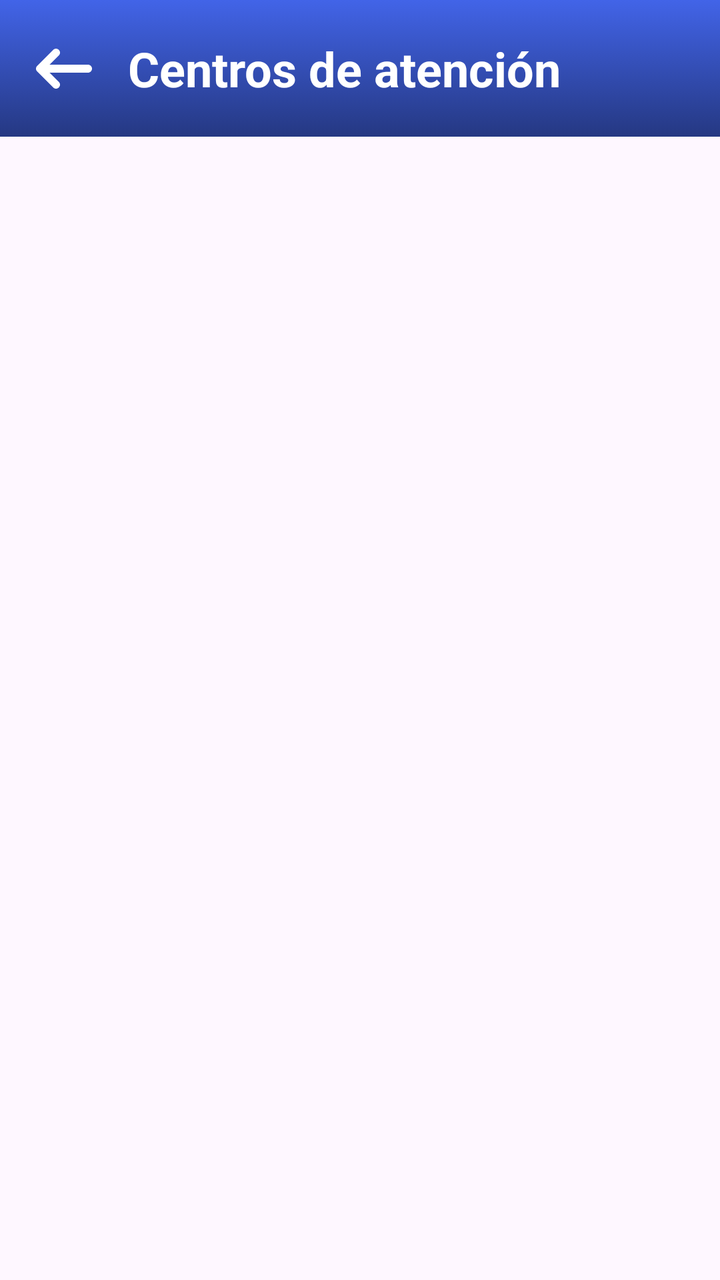
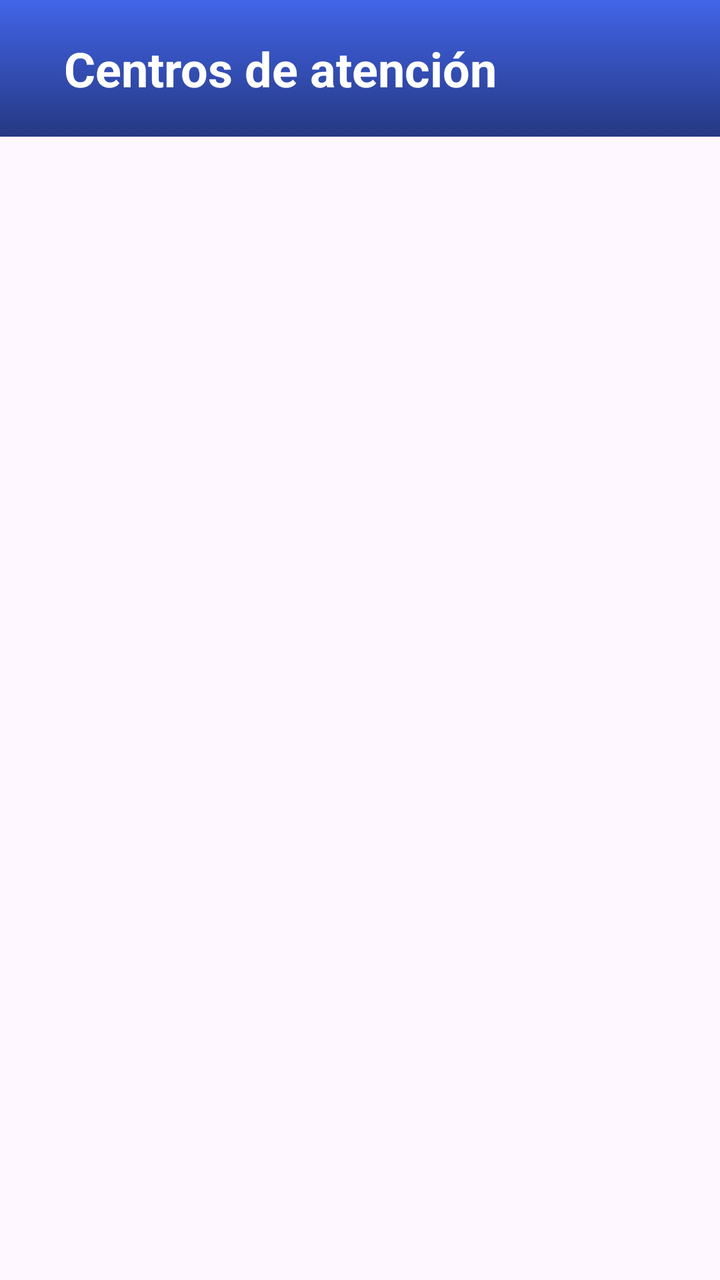

The first picture is an Android layout as it rendered before a commit; the second is the same layout after the commit. The layout source and the unified diff follow.
<!-- AndroidManifest.xml: application theme Theme.ReparApp -->
<!-- res/layout/fragment_ubication.xml -->
<?xml version="1.0" encoding="utf-8"?>
<LinearLayout xmlns:android="http://schemas.android.com/apk/res/android"
    xmlns:tools="http://schemas.android.com/tools"
    android:layout_width="match_parent"
    android:layout_height="match_parent"
    xmlns:app="http://schemas.android.com/apk/res-auto"
    android:orientation="vertical">

    <androidx.constraintlayout.widget.ConstraintLayout
        android:id="@+id/headerLayout"
        android:layout_width="match_parent"
        android:layout_height="wrap_content"
        android:background="@drawable/bg_fondo"
        android:gravity="center_vertical"
        android:orientation="horizontal"
        android:paddingHorizontal="16dp"
        android:paddingVertical="18dp"
        >

        <ImageView
            android:id="@+id/img_flecha_back"
            android:layout_width="wrap_content"
            android:layout_height="wrap_content"
            app:layout_constraintStart_toStartOf="parent"
            app:layout_constraintTop_toTopOf="parent"
            app:layout_constraintBottom_toBottomOf="parent"
            android:src="@drawable/icon_arrow_back"
            />

        <TextView
            android:id="@+id/tv_titulo_home"
            android:layout_width="wrap_content"
            android:layout_height="wrap_content"
            android:layout_marginStart="16dp"
            android:text="Centros de atención"
            android:textColor="@android:color/white"
            android:textSize="24sp"
            android:textStyle="bold"
            app:layout_constraintStart_toEndOf="@id/img_flecha_back"
            app:layout_constraintTop_toTopOf="parent" />




    </androidx.constraintlayout.widget.ConstraintLayout>


    <androidx.recyclerview.widget.RecyclerView
        android:id="@+id/rv_locales_disponibles"
        android:layout_width="match_parent"
        android:layout_height="match_parent"
        android:clipToPadding="false"
        android:paddingBottom="8dp"
        android:layout_marginTop="10dp"
        tools:listitem="@layout/item_ubication"
        android:layout_marginHorizontal="20dp"
        android:scrollbars="vertical">
    </androidx.recyclerview.widget.RecyclerView>


    <RelativeLayout
        android:id="@+id/ubication_base"
        android:layout_width="match_parent"
        android:layout_height="match_parent">
        <View
            android:layout_width="match_parent"
            android:layout_height="1dp"
            android:background="@color/material_dynamic_tertiary95"
            android:alpha="0.2"/>
        <ProgressBar
            android:id="@+id/pb_carga"
            android:layout_width="wrap_content"
            android:layout_height="wrap_content"
            android:layout_centerInParent="true"/>
    </RelativeLayout>
</LinearLayout>
<!-- res/layout/item_ubication.xml (included above) -->
<?xml version="1.0" encoding="utf-8"?>
<androidx.constraintlayout.widget.ConstraintLayout
    xmlns:android="http://schemas.android.com/apk/res/android"
    xmlns:app="http://schemas.android.com/apk/res-auto"
    android:layout_width="match_parent"
    android:layout_height="80dp"
    app:cardCornerRadius="5dp"
    app:cardElevation="1dp">

    <ImageView
        android:id="@+id/icon_map"
        android:layout_width="50dp"
        android:layout_height="50dp"
        android:src="@drawable/icon_map"
        android:contentDescription="@string/ubicacion_icono"
        app:layout_constraintStart_toStartOf="parent"
        app:layout_constraintTop_toTopOf="parent"
        app:layout_constraintBottom_toTopOf="@id/v_linea"
        android:layout_marginStart="4dp" />

    <TextView
        android:id="@+id/tv_local_nombre"
        android:layout_width="wrap_content"
        android:layout_height="wrap_content"
        android:text="Local"
        android:textColor="@color/black"
        android:textSize="18sp"
        android:textStyle="bold"
        app:layout_constraintStart_toEndOf="@+id/icon_map"
        app:layout_constraintTop_toTopOf="@id/icon_map"
        android:layout_marginStart="8dp"
        />

    <TextView
        android:id="@+id/tv_local_direccion"
        android:layout_width="wrap_content"
        android:layout_height="wrap_content"
        android:text="Av.xxxx"
        android:textColor="@color/black"
        android:textSize="16sp"
        app:layout_constraintStart_toStartOf="@id/tv_local_nombre"
        app:layout_constraintTop_toBottomOf="@id/tv_local_nombre"
        />

    <View
        android:id="@+id/v_linea"
        android:layout_width="match_parent"
        android:layout_height="1dp"
        android:layout_marginBottom="4dp"
        android:background="#E4E4E4"
        app:layout_constraintStart_toStartOf="parent"
        app:layout_constraintBottom_toBottomOf="parent" />

</androidx.constraintlayout.widget.ConstraintLayout>
<!-- resources referenced by this layout -->
<resources>
  <color name="black">#FF000000</color>
  <!-- drawable bg_fondo (drawable) -->
  <?xml version="1.0" encoding="utf-8"?>
  <selector xmlns:android="http://schemas.android.com/apk/res/android">
      <item>
          <shape android:shape="rectangle">
              <gradient
                  android:type="linear"
                  android:angle="270"
                  android:startColor="#4264E8"
                  android:endColor="#253882" />
          </shape>
      </item>
  </selector>
  <!-- drawable icon_arrow_back (drawable) -->
  <vector xmlns:android="http://schemas.android.com/apk/res/android"
      android:width="32dp"
      android:height="32dp"
      android:viewportWidth="32"
      android:viewportHeight="32">
    <path
        android:fillColor="#FFFFFF"
        android:pathData="M28,14H8.8l4.62,-4.62C13.814,8.986 14,8.516 14,8c0,-0.984 -0.813,-2 -2,-2c-0.531,0 -0.994,0.193 -1.38,0.58l-7.958,7.958C2.334,14.866 2,15.271 2,16s0.279,1.08 0.646,1.447l7.974,7.973C11.006,25.807 11.469,26 12,26c1.188,0 2,-1.016 2,-2c0,-0.516 -0.186,-0.986 -0.58,-1.38L8.8,18H28c1.104,0 2,-0.896 2,-2S29.104,14 28,14z"/>
  </vector>
  <!-- drawable icon_map: vector/xml drawable (drawable, 2271 chars, omitted) -->
  <string name="ubicacion_icono">Icono de Ubicación\n</string>
  <style name="Theme.ReparApp" parent="Base.Theme.ReparApp" />
  <style name="Base.Theme.ReparApp" parent="Theme.Material3.DayNight.NoActionBar">
          
          
      </style>
</resources>

<!-- the commit's change to res/layout/fragment_ubication.xml (unified diff, before → after) -->
@@ -17,15 +17,15 @@
         android:paddingVertical="18dp"
         >
 
-        <ImageView
-            android:id="@+id/img_flecha_back"
-            android:layout_width="wrap_content"
-            android:layout_height="wrap_content"
-            app:layout_constraintStart_toStartOf="parent"
-            app:layout_constraintTop_toTopOf="parent"
-            app:layout_constraintBottom_toBottomOf="parent"
-            android:src="@drawable/icon_arrow_back"
-            />
+
+
+
+
+
+
+
+
+
 
         <TextView
             android:id="@+id/tv_titulo_home"
@@ -36,7 +36,7 @@
             android:textColor="@android:color/white"
             android:textSize="24sp"
             android:textStyle="bold"
-            app:layout_constraintStart_toEndOf="@id/img_flecha_back"
+            app:layout_constraintStart_toStartOf="parent"
             app:layout_constraintTop_toTopOf="parent" />
 
 
@@ -80,7 +80,9 @@
     xmlns:android="http://schemas.android.com/apk/res/android"
     xmlns:app="http://schemas.android.com/apk/res-auto"
     android:layout_width="match_parent"
-    android:layout_height="80dp"
+    android:layout_height="wrap_content"
+    android:paddingTop="10dp"
+    android:paddingStart="10dp"
     app:cardCornerRadius="5dp"
     app:cardElevation="1dp">
 
@@ -88,6 +90,7 @@
         android:id="@+id/icon_map"
         android:layout_width="50dp"
         android:layout_height="50dp"
+        android:layout_marginBottom="10dp"
         android:src="@drawable/icon_map"
         android:contentDescription="@string/ubicacion_icono"
         app:layout_constraintStart_toStartOf="parent"
@@ -115,16 +118,18 @@
         android:text="Av.xxxx"
         android:textColor="@color/black"
         android:textSize="16sp"
+        android:layout_marginBottom="10dp"
         app:layout_constraintStart_toStartOf="@id/tv_local_nombre"
         app:layout_constraintTop_toBottomOf="@id/tv_local_nombre"
         />
+
 
     <View
         android:id="@+id/v_linea"
         android:layout_width="match_parent"
         android:layout_height="1dp"
-        android:layout_marginBottom="4dp"
         android:background="#E4E4E4"
+        android:layout_marginTop="10dp"
         app:layout_constraintStart_toStartOf="parent"
         app:layout_constraintBottom_toBottomOf="parent" />
 
<!-- resource entries referenced after the edit -->
@@ -14,16 +14,6 @@
           </shape>
       </item>
   </selector>
-  <!-- drawable icon_arrow_back (drawable) -->
-  <vector xmlns:android="http://schemas.android.com/apk/res/android"
-      android:width="32dp"
-      android:height="32dp"
-      android:viewportWidth="32"
-      android:viewportHeight="32">
-    <path
-        android:fillColor="#FFFFFF"
-        android:pathData="M28,14H8.8l4.62,-4.62C13.814,8.986 14,8.516 14,8c0,-0.984 -0.813,-2 -2,-2c-0.531,0 -0.994,0.193 -1.38,0.58l-7.958,7.958C2.334,14.866 2,15.271 2,16s0.279,1.08 0.646,1.447l7.974,7.973C11.006,25.807 11.469,26 12,26c1.188,0 2,-1.016 2,-2c0,-0.516 -0.186,-0.986 -0.58,-1.38L8.8,18H28c1.104,0 2,-0.896 2,-2S29.104,14 28,14z"/>
-  </vector>
   <!-- drawable icon_map: vector/xml drawable (drawable, 2271 chars, omitted) -->
   <string name="ubicacion_icono">Icono de Ubicación\n</string>
   <style name="Theme.ReparApp" parent="Base.Theme.ReparApp" />
